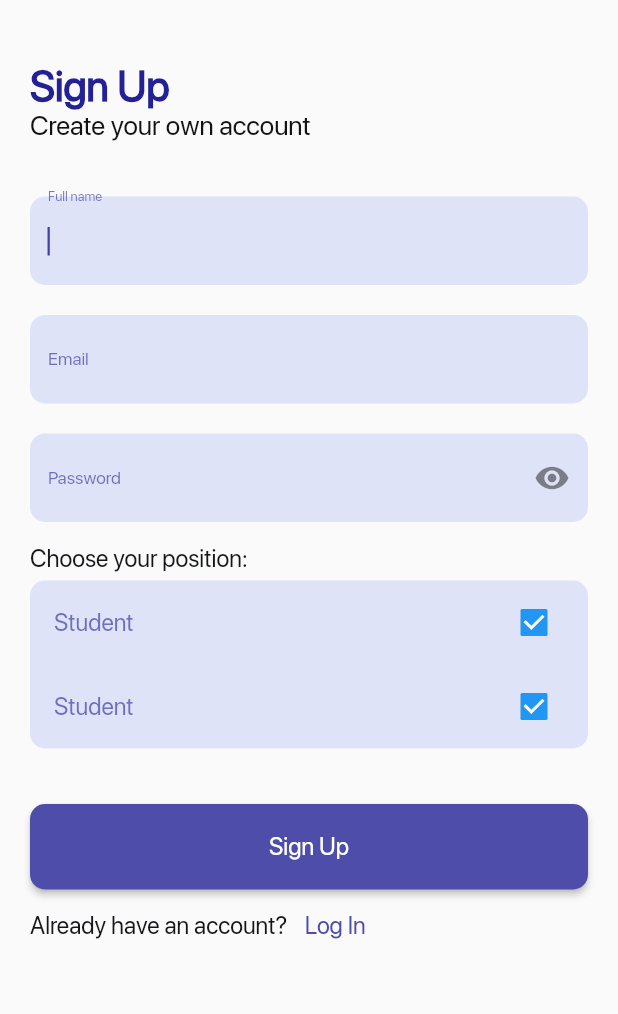
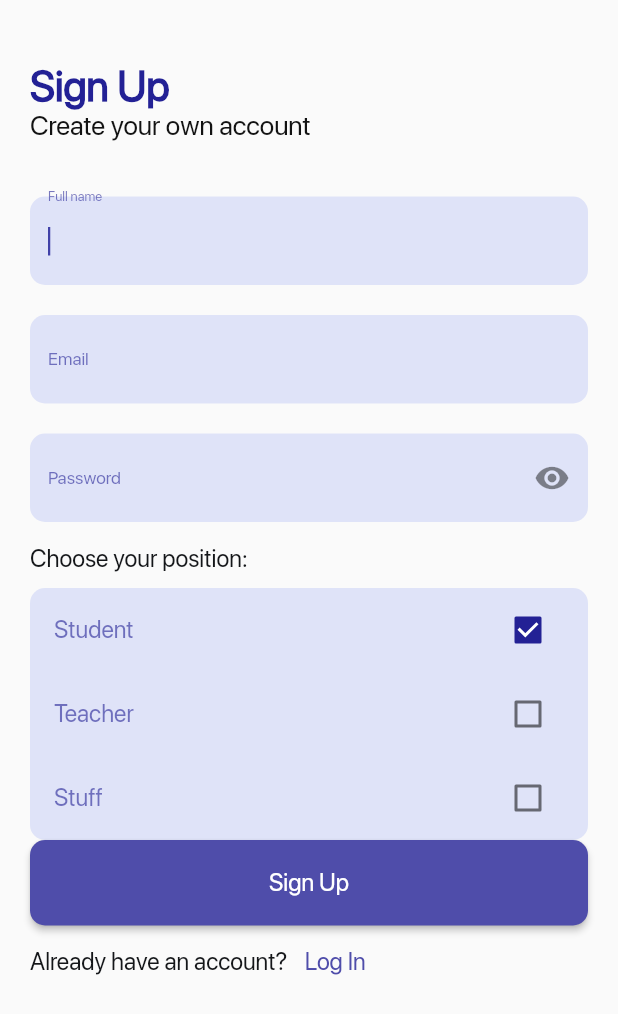
Before and after one commit to auyelgazin/uniguide, a Flutter app: the SignupScreen screen opened by its route, after a tap on "Student", on a phone screen of 412 x 824 dp. Shown: the top 1014 px of the screen. Run offline on Flutter 3.47's test engine with Material 2 defaults, Android fonts, the light colour scheme and no system bars; our stand-ins replace cloud_firestore, firebase_auth, firebase_core, get, shared_preferences; accounts and stored records are empty.

Commit message:
bkp /pos role -> firestore

```diff
--- a/lib/bindings/dashboard_binding.dart
+++ b/lib/bindings/dashboard_binding.dart
@@ -4,7 +4,7 @@ import 'package:uniguide/screens/dashboard/models/post_model.dart';
 import 'package:uniguide/screens/dashboard/models/dashboard_model.dart';
 
 
-class DashboardBinding extends Bindings {
+class DashboardBinding implements Bindings {
   @override
   void dependencies() {
     Get.lazyPut<DashboardController>(() => DashboardController());
--- a/lib/screens/auth/auth_controllers/signup_controller.dart
+++ b/lib/screens/auth/auth_controllers/signup_controller.dart
@@ -1,10 +1,19 @@
 import 'package:get/get.dart';
+import 'package:uniguide/screens/auth/auth_models/position.dart';
 
 class SignupController extends GetxController {
   final checkboxValue = false.obs;
+  final chosenPosition = ''.obs;
+
+  final positions = [
+    Position(title: 'Student'),
+    Position(title: 'Teacher'),
+    Position(title: 'Stuff'),
+  ];
 
   changeValue() {
     checkboxValue.value = !checkboxValue.value;
     update();
   }
+
 }
--- a/lib/screens/auth/auth_models/role.dart
+++ b/lib/screens/auth/auth_models/position.dart
@@ -1,8 +1,8 @@
 import 'package:flutter/material.dart';
 
-class Role{
+class Position{
   String title;
   bool value;
 
-  Role({@required this.title, this.value = false});
+  Position({@required this.title, this.value = false});
 }
--- a/lib/screens/auth/login_screen.dart
+++ b/lib/screens/auth/login_screen.dart
@@ -4,8 +4,8 @@ import 'package:uniguide/constants/font_styles.dart';
 import 'package:get/get.dart';
 import 'package:uniguide/screens/auth/auth_controllers/login_controller.dart';
 import 'package:uniguide/services/auth_service.dart';
-import 'package:uniguide/widgets/auth_button.dart';
-import 'package:uniguide/widgets/auth_textfield.dart';
+import 'package:uniguide/widgets/auth_widgets/auth_button.dart';
+import 'package:uniguide/widgets/auth_widgets/auth_textfield.dart';
 import 'package:uniguide/widgets/wide_button_box.dart';
 
 class LoginScreen extends StatelessWidget {
--- a/lib/screens/auth/signup_screen.dart
+++ b/lib/screens/auth/signup_screen.dart
@@ -3,27 +3,36 @@ import 'package:flutter/material.dart';
 import 'package:uniguide/constants/font_styles.dart';
 import 'package:get/get.dart';
 import 'package:uniguide/screens/auth/auth_controllers/signup_controller.dart';
-import 'package:uniguide/screens/auth/auth_models/role.dart';
+import 'package:uniguide/screens/auth/auth_models/position.dart';
 import 'package:uniguide/services/auth_service.dart';
-import 'package:uniguide/widgets/auth_button.dart';
-import 'package:uniguide/widgets/auth_textfield.dart';
+import 'package:uniguide/widgets/auth_widgets/auth_button.dart';
+import 'package:uniguide/widgets/auth_widgets/auth_textfield.dart';
 import 'package:uniguide/widgets/wide_button_box.dart';
 
 final FirebaseAuth firebaseAuth = FirebaseAuth.instance;
 
-class SignupScreen extends StatelessWidget {
+class SignupScreen extends StatefulWidget {
+  @override
+  _SignupScreenState createState() => _SignupScreenState();
+}
+
+class _SignupScreenState extends State<SignupScreen> {
   final TextEditingController fullNameController = TextEditingController();
+
   final TextEditingController emailController = TextEditingController();
+
   final TextEditingController passwordController = TextEditingController();
 
   final SignupController controller = Get.put(SignupController());
 
   String chosenPosition;
 
-  final roles = [
-    Role(title: 'Student'),
-    Role(title: 'Stuff'),
-    Role(title: 'Teacher'),
+  bool value = false;
+
+  final positions = [
+    Position(title: 'Student'),
+    Position(title: 'Teacher'),
+    Position(title: 'Stuff'),
   ];
 
   @override
@@ -107,49 +116,16 @@ class SignupScreen extends StatelessWidget {
                               color: Color(0xFF141619),
                             ),
                           ),
-                          SizedBox(height: 5,),
+                          SizedBox(
+                            height: 5,
+                          ),
                           Container(
                             decoration: BoxDecoration(
                               color: Color(0xFFB7C1F4).withOpacity(0.4),
                               borderRadius: BorderRadius.circular(10),
                             ),
                             child: Column(
-                              children: [
-                                Obx(
-                                  () => CheckboxListTile(
-                                    title: Text(
-                                      'Student',
-                                      style: TextStyle(
-                                        color:
-                                            Color(0xFF232195).withOpacity(0.6),
-                                        fontSize: 16,
-                                        fontWeight: FontWeight.w400,
-                                      ),
-                                    ),
-                                    value: controller.checkboxValue.value,
-                                    onChanged: (value) {
-                                      controller.changeValue();
-                                    },
-                                  ),
-                                ),
-                                Obx(
-                                  () => CheckboxListTile(
-                                    title: Text(
-                                      'Student',
-                                      style: TextStyle(
-                                        color:
-                                            Color(0xFF232195).withOpacity(0.6),
-                                        fontSize: 16,
-                                        fontWeight: FontWeight.w400,
-                                      ),
-                                    ),
-                                    value: controller.checkboxValue.value,
-                                    onChanged: (value) {
-                                      controller.changeValue();
-                                    },
-                                  ),
-                                ),
-                              ],
+                              children: [],
                             ),
                           ),
                         ],
@@ -161,7 +137,7 @@ class SignupScreen extends StatelessWidget {
                   //   DropdownButton()
                   // ),
                   SizedBox(
-                    height: 37,
+                    height: 5,
                   ),
                   Padding(
                     padding: const EdgeInsets.symmetric(horizontal: 20.0),
@@ -171,7 +147,35 @@ class SignupScreen extends StatelessWidget {
                         color: Color(0xFFB7C1F4).withOpacity(0.4),
                       ),
                       child: Column(
-                        children: [],
+                        children: [
+                          buildSingleCheckbox(positions[0], () {
+                            setState(() {
+                              positions[1].value = false;
+                              positions[2].value = false;
+
+                              final newValue = !positions[0].value;
+                              positions[0].value = newValue;
+                            });
+                          }),
+                          buildSingleCheckbox(positions[1], () {
+                            setState(() {
+                              positions[0].value = false;
+                              positions[2].value = false;
+
+                              final newValue = !positions[1].value;
+                              positions[1].value = newValue;
+                            });
+                          }),
+                          buildSingleCheckbox(positions[2], () {
+                            setState(() {
+                              positions[1].value = false;
+                              positions[0].value = false;
+
+                              final newValue = !positions[2].value;
+                              positions[2].value = newValue;
+                            });
+                          }),
+                        ],
                       ),
                     ),
                   ),
@@ -224,6 +228,36 @@ class SignupScreen extends StatelessWidget {
       ),
     );
   }
+
+  Widget buildSingleCheckbox(Position position, Function onClicked) =>
+      buildCheckbox(
+        position: position,
+        onClicked: () {
+          onClicked();
+        },
+      );
+
+  Widget buildCheckbox({
+    @required Position position,
+    @required VoidCallback onClicked,
+  }) =>
+      ListTile(
+        onTap: onClicked,
+        trailing: Checkbox(
+          // checkColor: Color(0xFF232195),  // color of tick Mark
+          activeColor: Color(0xFF232195),
+          value: position.value,
+          onChanged: (value) => onClicked(),
+        ),
+        title: Text(
+          position.title,
+          style: TextStyle(
+            fontSize: 16,
+            fontWeight: FontWeight.w400,
+            color: Color(0xFF232195).withOpacity(0.6),
+          ),
+        ),
+      );
 }
 
 /*
--- a/lib/screens/onboarding/welcome_screen.dart
+++ b/lib/screens/onboarding/welcome_screen.dart
@@ -1,7 +1,7 @@
 import 'package:flutter/cupertino.dart';
 import 'package:flutter/material.dart';
 import 'package:get/get.dart';
-import 'package:uniguide/widgets/auth_button.dart';
+import 'package:uniguide/widgets/auth_widgets/auth_button.dart';
 import 'package:uniguide/constants/font_styles.dart';
 import 'package:uniguide/widgets/wide_button_box.dart';
 
--- /dev/null
+++ b/lib/widgets/auth_widgets/auth_checkbox.dart
@@ -0,0 +1 @@
+import 'package:flutter/material.dart';
```
Also changed, not shown: lib/widgets/auth_widgets/auth_button.dart (renamed from lib/widgets/auth_button.dart), lib/widgets/auth_widgets/auth_textfield.dart (renamed from lib/widgets/auth_textfield.dart).
